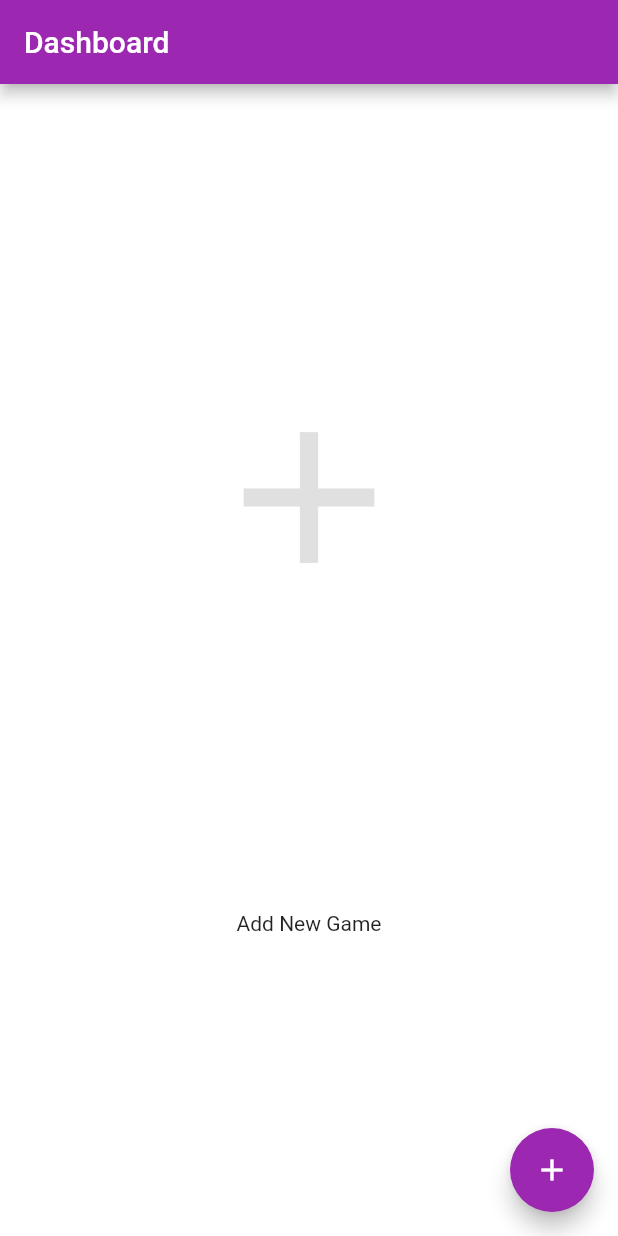
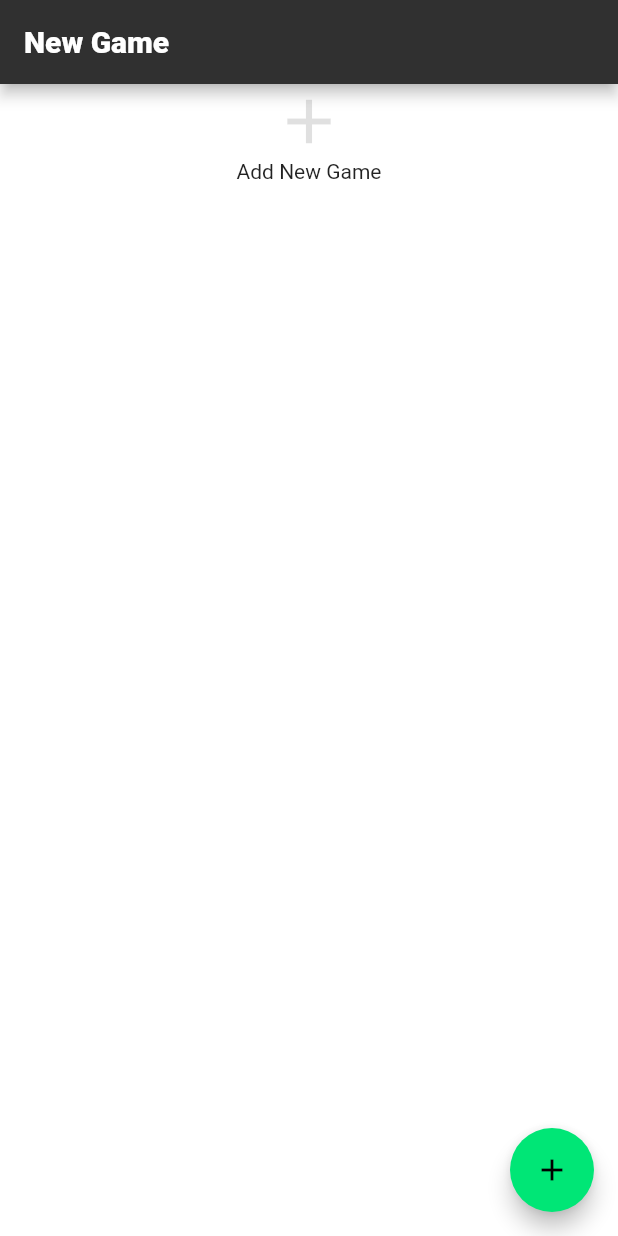
Before and after one commit to charlesomwa/hockey_stats, a Flutter app: the screen it shows after launch, swiped to page 3, on a phone screen of 412 x 824 dp. Run offline on Flutter 3.47's test engine with Material 2 defaults, Android fonts, the phone set to English and light mode, and no system bars; Roboto replaces fonts that are missing (Monsterrat).

Commit message:
Adding colors, fixing appBar

```diff
--- a/lib/main.dart
+++ b/lib/main.dart
@@ -7,6 +7,18 @@ void main() => runApp(StatsApp());
 
 class StatsApp extends StatelessWidget {
   // This widget is the root of your application.
+  Color green = Colors.greenAccent[400];
+  Color orange = Colors.orangeAccent[400];
+  Color red = Colors.redAccent[400];
+  Color blue = Colors.redAccent[100];
+  Color purple = Colors.purpleAccent[400];
+  Color yellow = Colors.yellowAccent[400];
+  Color lime = Colors.limeAccent[400];
+  Color teal = Colors.tealAccent[400];
+  Color cyan = Colors.cyanAccent[400];
+  Color black = Colors.grey[850];
+
+
   @override
   Widget build(BuildContext context) {
     return MaterialApp(
@@ -22,7 +34,15 @@ class StatsApp extends StatelessWidget {
         // or simply save your changes to "hot reload" in a Flutter IDE).
         // Notice that the counter didn't reset back to zero; the application
         // is not restarted.
-        primarySwatch: Colors.purple,
+        //primarySwatch: Colors.black,
+        //brightness: Brightness.dark,
+        primaryColor: black,
+        accentColor: green,
+        textTheme: TextTheme(
+          headline: TextStyle(fontSize: 48.0, fontWeight: FontWeight.w900, fontFamily: 'Monsterrat'),
+          title: TextStyle(fontSize: 36.0, fontWeight: FontWeight.bold, fontFamily: 'Monsterrat'),
+          body1: TextStyle(fontSize: 14.0, fontFamily: 'Monsterrat'),
+        ),
       ),
 
       home: MainPage(title: 'Dashboard'),
@@ -51,18 +71,15 @@ class MainPage extends StatefulWidget {
 }
 
 class _MainPageState extends State<MainPage> {
-  int _counter = 0;
+  int _page = 0;
 
-  void _incrementCounter() {
-    setState(() {
-      // This call to setState tells the Flutter framework that something has
-      // changed in this State, which causes it to rerun the build method below
-      // so that the display can reflect the updated values. If we changed
-      // _counter without calling setState(), then the build method would not be
-      // called again, and so nothing would appear to happen.
-      _counter++;
-    });
-  }
+  var pages = [
+    "Dashboard",
+    "Statistics",
+    "New Game"
+  ];
+
+  void _handlePageChange(int context) => setState(() => _page = context);
 
   @override
   Widget build(BuildContext context) {
@@ -76,14 +93,16 @@ class _MainPageState extends State<MainPage> {
       appBar: AppBar(
         // Here we take the value from the MyHomePage object that was created by
         // the App.build method, and use it to set our appbar title.
-        title: Text(widget.title),
+        title: Text(pages[_page], style: new TextStyle(fontFamily: 'Monsterrat', fontWeight: FontWeight.w900),),
       ),
       body: new PageView(
           children: [
             new Dashboard(),
             new Stats(),
             new AddGame()
-          ]
+          ],
+
+          onPageChanged: _handlePageChange,
       ),
 
 
@@ -119,7 +138,7 @@ class _MainPageState extends State<MainPage> {
         ),
       ),*/
       floatingActionButton: FloatingActionButton(
-        onPressed: _incrementCounter,
+        //onPressed: _incrementCounter,
         tooltip: 'Add New Game',
         child: Icon(Icons.add),
       ), // This trailing comma makes auto-formatting nicer for build methods.
--- a/lib/pages/addgame.dart
+++ b/lib/pages/addgame.dart
@@ -1,20 +1,21 @@
 import 'package:flutter/material.dart';
 
 class AddGame extends StatelessWidget {
+
   @override
   Widget build(BuildContext context) => new Container(
 
       color: Colors.white,
       child: new Column(
         crossAxisAlignment: CrossAxisAlignment.center,
-        mainAxisAlignment: MainAxisAlignment.spaceEvenly,
+        mainAxisAlignment: MainAxisAlignment.start,
         children: <Widget>[
           new Icon(
               Icons.add,
-              size: 150.0,
+              size: 50.0,
               color: Colors.black12
           ),
-          new Text('Add New Game')
+          new Text('Add New Game', style: Theme.of(context).textTheme.body1)
         ],
       )
   );
--- a/lib/pages/dashboard.dart
+++ b/lib/pages/dashboard.dart
@@ -1,6 +1,7 @@
 import 'package:flutter/material.dart';
 
 class Dashboard extends StatelessWidget {
+
   @override
   Widget build(BuildContext context) => new Container(
 
@@ -14,7 +15,7 @@ class Dashboard extends StatelessWidget {
               size: 150.0,
               color: Colors.black12
           ),
-          new Text('Dashboard')
+          new Text('Dashboard', style: Theme.of(context).textTheme.body1,)
         ],
       )
   );
--- a/lib/pages/stats.dart
+++ b/lib/pages/stats.dart
@@ -1,25 +1,24 @@
 import 'package:flutter/material.dart';
 
 class Stats extends StatelessWidget {
+
   @override
   Widget build(BuildContext context) => new Container(
 
       color: Colors.black87,
-      child: new Row (
-        crossAxisAlignment: CrossAxisAlignment.start,
+      child: new Column (
+        crossAxisAlignment: CrossAxisAlignment.center,
         mainAxisAlignment: MainAxisAlignment.center,
         children: <Widget>[
-          new Icon(
-              Icons.star,
-              size: 40.0,
-              color: Colors.white
+          new Container(
+            //padding: EdgeInsets.fromLTRB(20, 20, 0, 0),
+            child: new Text("SEASON:\nFall 2018", style: Theme.of(context).textTheme.title.apply(color: Colors.white),),
           ),
 
-          new Text('Statistics', style: new TextStyle(color: Colors.white, fontWeight: FontWeight.bold, fontSize: 36.0),)
+
+          //new Text('Statistics', style: _style)
+
         ],
-      )
-
-
-
+    )
   );
 }
```
